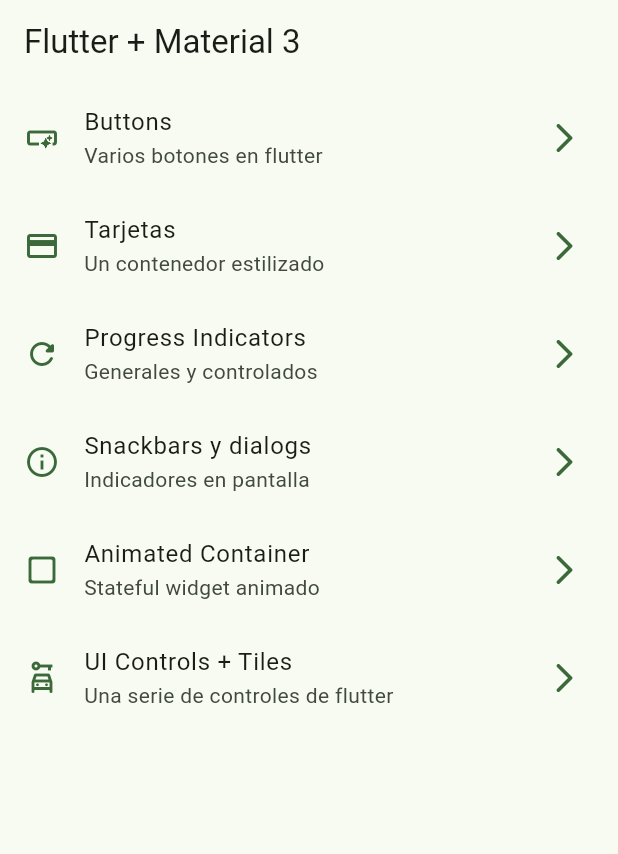
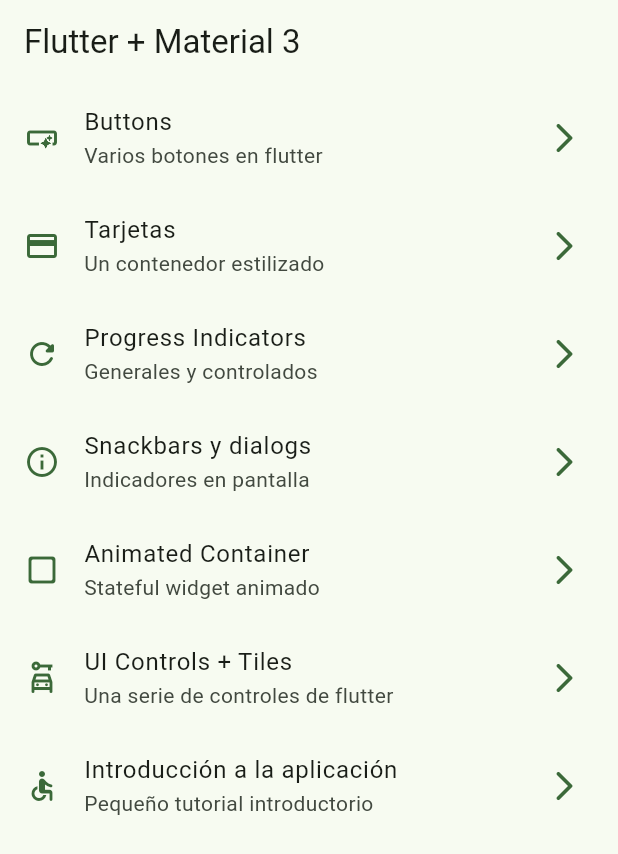
Before and after one commit to josecrsdc/widgetsApp, a Flutter app: the screen it shows after launch, on a phone screen of 412 x 824 dp. Shown: the top 854 px of the screen. Run offline on Flutter 3.47's test engine with Material 3 defaults, Android fonts, the phone set to English and light mode, and no system bars; our stand-ins replace go_router.

Commit message:
144 - Agregar pantalla de tutorial con navegación y recursos gráficos

```diff
--- a/widgets_app/lib/config/menu/menu_items.dart
+++ b/widgets_app/lib/config/menu/menu_items.dart
@@ -58,4 +58,11 @@ const appMenuItems = <MenuItem>[
     icon: Icons.car_rental_outlined,
   ),
 
+  MenuItem(
+    title: 'Introducción a la aplicación',
+    subtitle: 'Pequeño tutorial introductorio',
+    link: '/tutorial',
+    icon: Icons.accessible_rounded,
+  ),
+
 ];
--- a/widgets_app/lib/config/router/app_router.dart
+++ b/widgets_app/lib/config/router/app_router.dart
@@ -39,6 +39,11 @@ final aapRouter = GoRouter(
       name: UIControlsScreen.name,
       builder: (context, state) => const UIControlsScreen()
     ),
+    GoRoute(
+      path: '/tutorial',
+      name: AppTutorialScreen.name,
+      builder: (context, state) => const AppTutorialScreen()
+    ),
 
   ],
 );
--- a/widgets_app/lib/presentation/screens/app_tutorial/app_tutorial_screen.dart
+++ b/widgets_app/lib/presentation/screens/app_tutorial/app_tutorial_screen.dart
@@ -8,6 +8,6 @@ class AppTutorialScreen extends StatelessWidget {
 
   @override
   Widget build(BuildContext context) {
-    return Container();
+    return Placeholder();
   }
 }
--- a/widgets_app/pubspec.yaml
+++ b/widgets_app/pubspec.yaml
@@ -18,3 +18,6 @@ dev_dependencies:
 
 flutter:
   uses-material-design: true
+
+assets:
+  - assets/images/
```
Also changed, not shown: widgets_app/assets/Images/1.png (added), widgets_app/assets/Images/2.png (added), widgets_app/assets/Images/3.png (added), widgets_app/assets/Images/jar-loading.gif (added).
